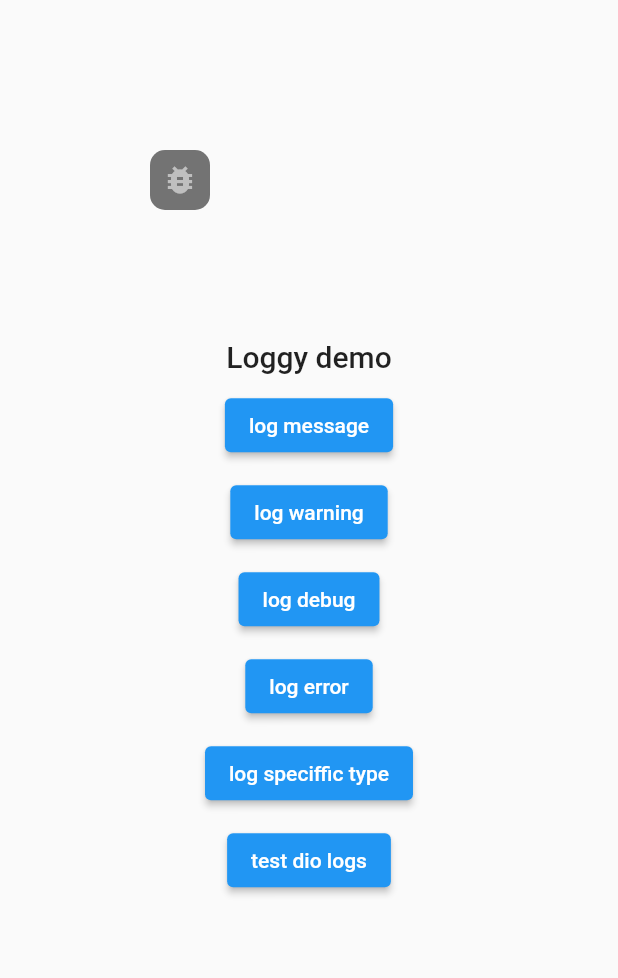
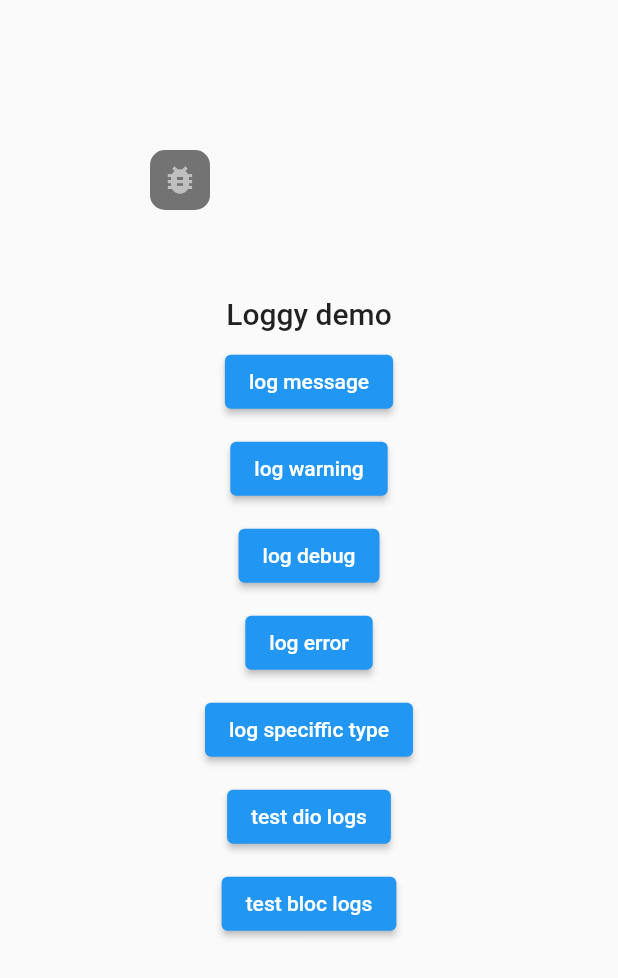
Before and after one commit to InAnadea/anadea_flutter_loggy, a Flutter app: the screen it shows after launch, on a phone screen of 412 x 824 dp. Shown: the top 978 px of the screen. Run offline on Flutter 3.47's test engine with Material 2 defaults, Android fonts, the phone set to English and light mode, and no system bars; our stand-ins replace bloc, dio, flutter_bloc, loggy; missing offline and left inert: flutter_json_viewer, flutter_loggy.

Commit message:
Add bloc logger

```diff
--- /dev/null
+++ b/example/lib/bloc/example_bloc.dart
@@ -0,0 +1,14 @@
+import 'package:bloc/bloc.dart';
+import 'package:meta/meta.dart';
+
+part 'example_event.dart';
+part 'example_state.dart';
+
+class ExampleBloc extends Bloc<ExampleEvent, ExampleState> {
+  ExampleBloc() : super(const ExampleInitial()) {
+    on<GetExampleData>((event, emit) {
+      emit(const ExampleLoading());
+      emit(const ExampleUpdated('mock data'));
+    });
+  }
+}
--- /dev/null
+++ b/example/lib/bloc/example_event.dart
@@ -0,0 +1,10 @@
+part of 'example_bloc.dart';
+
+@immutable
+abstract class ExampleEvent {
+  const ExampleEvent();
+}
+
+class GetExampleData extends ExampleEvent {
+  const GetExampleData();
+}
--- /dev/null
+++ b/example/lib/bloc/example_state.dart
@@ -0,0 +1,20 @@
+part of 'example_bloc.dart';
+
+@immutable
+abstract class ExampleState {
+  const ExampleState();
+}
+
+class ExampleInitial extends ExampleState {
+  const ExampleInitial();
+}
+
+class ExampleLoading extends ExampleState {
+  const ExampleLoading();
+}
+
+class ExampleUpdated extends ExampleState {
+  const ExampleUpdated([this.data = '']);
+
+  final String data;
+}
--- a/example/lib/main.dart
+++ b/example/lib/main.dart
@@ -1,15 +1,23 @@
 import 'package:anadea_flutter_loggy/anadea_flutter_loggy.dart';
 import 'package:dio/dio.dart' hide LogInterceptor;
 import 'package:flutter/material.dart';
+import 'package:flutter_bloc/flutter_bloc.dart';
 import 'package:flutter_loggy/flutter_loggy.dart';
 import 'package:loggy/loggy.dart';
 
+import 'bloc/example_bloc.dart';
+
 void main() {
-  Loggy.initLoggy(
-    logPrinter: StreamPrinter(const PrettyPrinter()),
+  BlocOverrides.runZoned(
+    () async {
+      Loggy.initLoggy(
+        logPrinter: StreamPrinter(const PrettyPrinter()),
+      );
+
+      runApp(ExampleApp());
+    },
+    blocObserver: LogBlocObserver(),
   );
-
-  runApp(ExampleApp());
 }
 
 class ExampleApp extends StatelessWidget {
@@ -22,7 +30,10 @@ class ExampleApp extends StatelessWidget {
     return MaterialApp(
       navigatorKey: _navigatorKey,
       navigatorObservers: [LogNavigatorObserver()],
-      home: DemoPage(),
+      home: BlocProvider(
+        create: (context) => ExampleBloc(),
+        child: DemoPage(),
+      ),
       builder: (context, child) => Inspector(
         customRecordBuilders: {
           TestLogModel: (context, record) => Text(record.object.toString())
@@ -99,6 +110,14 @@ class DemoPage extends StatelessWidget {
               },
               child: Text("test dio logs"),
             ),
+            const SizedBox(height: 10),
+            ElevatedButton(
+              onPressed: () {
+                BlocProvider.of<ExampleBloc>(context)
+                    .add(const GetExampleData());
+              },
+              child: Text("test bloc logs"),
+            ),
           ],
         ),
       ),
--- /dev/null
+++ b/lib/loggers/bloc.dart
@@ -0,0 +1,121 @@
+part of anadea_flutter_loggy;
+
+mixin BlocLoggy implements LoggyType {
+  @override
+  Loggy<BlocLoggy> get loggy => Loggy<BlocLoggy>('Bloc (Business logic)');
+}
+
+enum BlocLogRecordType {
+  onCreate,
+  onEvent,
+  onChange,
+  onTransition,
+  onError,
+  onClose,
+}
+
+class BlocLogRecord {
+  BlocLogRecord({
+    required this.type,
+    this.bloc,
+    this.event,
+    this.change,
+    this.transition,
+    this.error,
+    this.stackTrace,
+  });
+
+  factory BlocLogRecord.onCreate(BlocBase bloc) => BlocLogRecord(
+        type: BlocLogRecordType.onCreate,
+        bloc: bloc,
+      );
+
+  factory BlocLogRecord.onEvent(BlocBase bloc, Object? event) => BlocLogRecord(
+        type: BlocLogRecordType.onEvent,
+        bloc: bloc,
+        event: event,
+      );
+
+  factory BlocLogRecord.onChange(BlocBase bloc, Change change) => BlocLogRecord(
+        type: BlocLogRecordType.onChange,
+        bloc: bloc,
+        change: change,
+      );
+
+  factory BlocLogRecord.onTransition(BlocBase bloc, Transition transition) =>
+      BlocLogRecord(
+        type: BlocLogRecordType.onTransition,
+        bloc: bloc,
+        transition: transition,
+      );
+
+  factory BlocLogRecord.onError(
+    BlocBase bloc,
+    Object error,
+    StackTrace stackTrace,
+  ) =>
+      BlocLogRecord(
+        type: BlocLogRecordType.onError,
+        bloc: bloc,
+        error: error,
+        stackTrace: stackTrace,
+      );
+
+  factory BlocLogRecord.onClose(BlocBase bloc) => BlocLogRecord(
+        type: BlocLogRecordType.onClose,
+        bloc: bloc,
+      );
+
+  final BlocLogRecordType type;
+  final BlocBase? bloc;
+  final Object? event;
+  final Change? change;
+  final Transition? transition;
+  final Object? error;
+  final StackTrace? stackTrace;
+}
+
+class LogBlocObserver extends BlocObserver with BlocLoggy {
+  @override
+  void onCreate(BlocBase bloc) {
+    super.onCreate(bloc);
+    log(BlocLogRecord.onCreate(bloc));
+  }
+
+  @override
+  void onEvent(Bloc bloc, Object? event) {
+    super.onEvent(bloc, event);
+    log(BlocLogRecord.onEvent(bloc, event));
+  }
+
+  @override
+  void onChange(BlocBase bloc, Change change) {
+    super.onChange(bloc, change);
+    log(BlocLogRecord.onChange(bloc, change));
+  }
+
+  @override
+  void onTransition(Bloc bloc, Transition transition) {
+    super.onTransition(bloc, transition);
+    log(BlocLogRecord.onTransition(bloc, transition));
+  }
+
+  @override
+  void onError(BlocBase bloc, Object error, StackTrace stackTrace) {
+    super.onError(bloc, error, stackTrace);
+    log(BlocLogRecord.onError(bloc, error, stackTrace), LogLevel.error);
+  }
+
+  @override
+  void onClose(BlocBase bloc) {
+    super.onClose(bloc);
+    log(BlocLogRecord.onClose(bloc));
+  }
+
+  void log(
+    BlocLogRecord record, [
+    LogLevel level = LogLevel.info,
+  ]) {
+    loggy.log(level, record);
+  }
+}
--- a/lib/loggers/dio.dart
+++ b/lib/loggers/dio.dart
@@ -1,5 +1,4 @@
-import 'package:dio/dio.dart';
-import 'package:loggy/loggy.dart';
+part of anadea_flutter_loggy;
 
 mixin DioLoggy implements LoggyType {
   @override
--- a/lib/loggers/navigation.dart
+++ b/lib/loggers/navigation.dart
@@ -1,5 +1,4 @@
-import 'package:flutter/material.dart';
-import 'package:loggy/loggy.dart';
+part of anadea_flutter_loggy;
 
 mixin NavigationLoggy implements LoggyType {
   @override
--- a/lib/logs_screen.dart
+++ b/lib/logs_screen.dart
@@ -61,6 +61,7 @@ class LogsScreen extends StatelessWidget {
           child: Scaffold(
             appBar: AppBar(
               bottom: TabBar(
+                isScrollable: true,
                 tabs: [
                   for (final loggerName in groupedRecords.keys)
                     Tab(text: loggerName)
--- a/pubspec.yaml
+++ b/pubspec.yaml
@@ -12,6 +12,7 @@ dependencies:
   dio: ^4.0.6
   flutter:
     sdk: flutter
+  flutter_bloc: ^8.0.1
   flutter_json_viewer: ^1.0.1
   flutter_loggy: ^2.0.1
   loggy: ^2.0.1+1
```
Also changed, not shown: example/pubspec.yaml (+7 -7 lines), lib/anadea_flutter_loggy.dart (+6 -6 lines), example/pubspec.lock.
